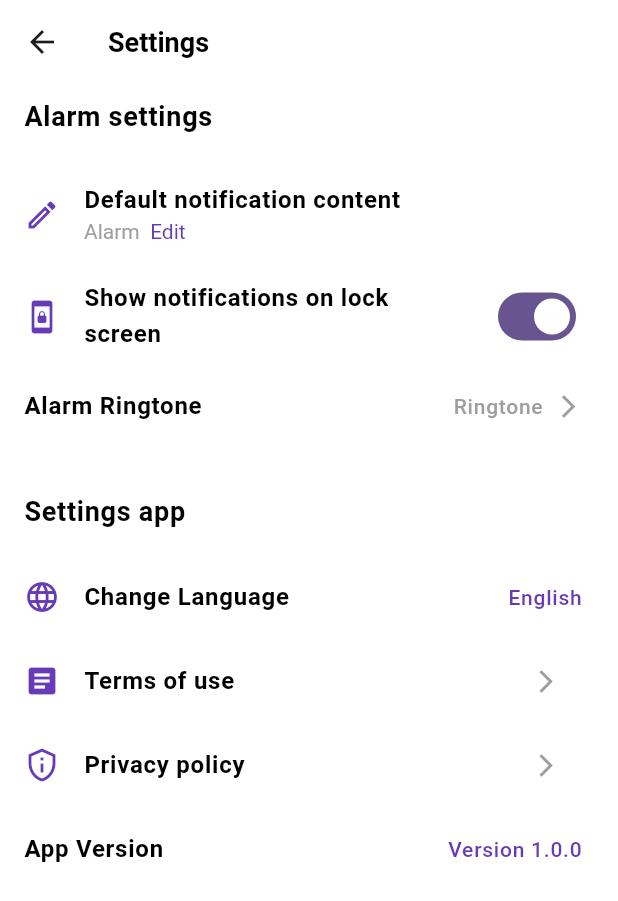
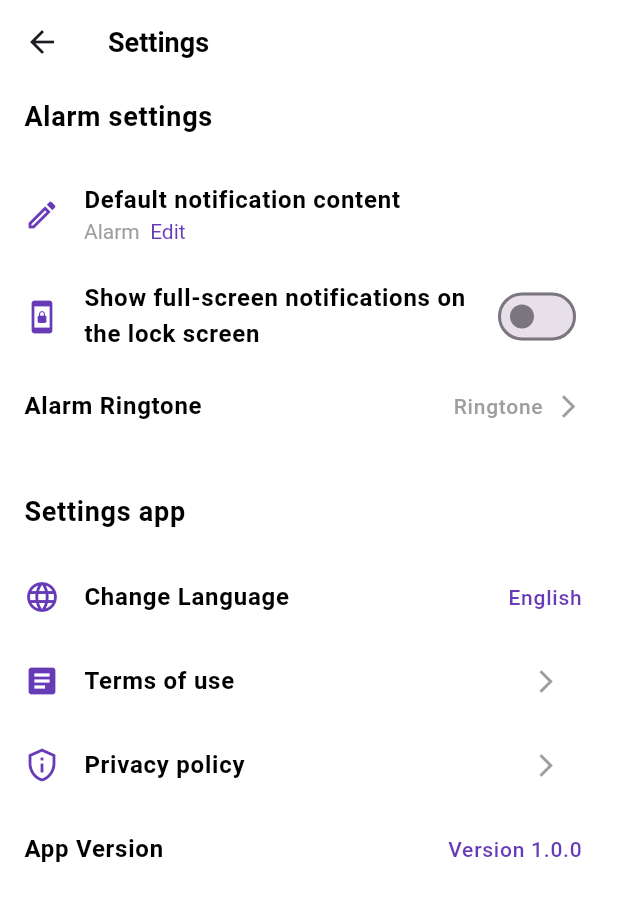
Before and after one commit to jeremienguyen20798/smart_clock, a Flutter app: the screen it shows after launch, after a tap on the "more vert" icon, on a phone screen of 412 x 824 dp. Shown: the top 901 px of the screen. Run offline on Flutter 3.47's test engine with Material 3 defaults, Android fonts, the phone set to English and light mode, and no system bars; our stand-ins replace bloc, easy_localization, equatable, firebase_core, firebase_remote_config, flutter_bloc and 8 more; missing offline and left inert: android_power_manager; accounts and stored records are empty; project files that could hold a hidden picture were left out.

Commit message:
commit code.

```diff
--- a/assets/translations/en-US.json
+++ b/assets/translations/en-US.json
@@ -37,5 +37,7 @@
     "privacyPolicy": "Privacy policy",
     "termsOfUse": "Terms of use",
     "settingAlarm": "Alarm settings",
-    "displayAlarmInLockScreen": "Show notifications on lock screen"
+    "displayAlarmInLockScreen": "Show full-screen notifications on the lock screen",
+    "upgradePro": "Upgrade Pro",
+    "translateWithAI": "Translate languages with AI"
 }
--- a/assets/translations/vi-VN.json
+++ b/assets/translations/vi-VN.json
@@ -37,5 +37,7 @@
     "privacyPolicy": "Chính sách bảo mật",
     "termsOfUse": "Điều khoản sử dụng",
     "settingAlarm": "Cài đặt báo thức",
-    "displayAlarmInLockScreen": "Hiện thị thông báo ở màn hình khoá"
+    "displayAlarmInLockScreen": "Hiện thị thông báo toàn màn hình ở màn hình khoá",
+    "upgradePro": "Nâng cấp Pro",
+    "translateWithAI": "Dịch ngôn ngữ với AI"
 }
--- a/lib/features/home/view/home_view.dart
+++ b/lib/features/home/view/home_view.dart
@@ -73,6 +73,12 @@ class HomeView extends StatelessWidget {
                   fontWeight: FontWeight.bold,
                 )),
             actions: [
+              kDebugMode
+                  ? IconButton(
+                      onPressed: () {},
+                      icon: const Icon(Icons.g_translate,
+                          color: Colors.deepPurple))
+                  : const SizedBox(),
               IconButton(
                   onPressed: () {
                     Navigator.push(
@@ -97,7 +103,24 @@ class HomeView extends StatelessWidget {
                   : AlarmList(alarmList: alarmList, deleteList: deleteAlarms),
           floatingActionButton: isDelete
               ? null
-              : MaterialButton(
+              : Column(
+                  crossAxisAlignment: CrossAxisAlignment.start,
+                  mainAxisSize: MainAxisSize.min,
+                  children: [
+                    kDebugMode
+                        ? MaterialButton(
+                            elevation: 2.5,
+                            minWidth: 56.0,
+                            height: 56.0,
+                            color: Colors.deepPurple,
+                            shape: RoundedRectangleBorder(
+                                borderRadius: BorderRadius.circular(100.0)),
+                            onPressed: () {},
+                            child: const Icon(Icons.event, color: Colors.white),
+                          )
+                        : const SizedBox(),
+                    const SizedBox(height: 12.0),
+                    MaterialButton(
                       elevation: 2.5,
                       minWidth: 56.0,
                       height: 56.0,
@@ -109,16 +132,20 @@ class HomeView extends StatelessWidget {
                           DialogUtils.showAlertDialog(
                               context, 'warning'.tr(), 'warningContent'.tr(),
                               () async {
-                        isShowDialog =
-                            await BatterySaverUtils.openBatterySaverSetting();
+                            isShowDialog = await BatterySaverUtils
+                                .openBatterySaverSetting();
                           });
                         } else {
-                      context.read<HomeBloc>().add(OnGetTextFromSpeechEvent());
+                          context
+                              .read<HomeBloc>()
+                              .add(OnGetTextFromSpeechEvent());
                         }
                       },
                       child: kDebugMode
                           ? const Icon(Icons.add)
                           : const Icon(Icons.mic),
+                    ),
+                  ],
                 ),
           persistentFooterAlignment: AlignmentDirectional.center,
           persistentFooterButtons: isDelete
--- a/lib/features/settings/bloc/settings_bloc.dart
+++ b/lib/features/settings/bloc/settings_bloc.dart
@@ -1,3 +1,4 @@
+import 'package:flutter/services.dart';
 import 'package:flutter_bloc/flutter_bloc.dart';
 import 'package:shared_preferences/shared_preferences.dart';
 import 'package:smart_clock/core/constants/app_constants.dart';
@@ -8,10 +9,12 @@ import 'package:url_launcher/url_launcher.dart';
 
 class SettingsBloc extends Bloc<SettingsEvent, SettingsState> {
   final prefs = getIt.get<SharedPreferences>();
+  final channel = const MethodChannel('smart_lock_channel');
 
   SettingsBloc() : super(InitSettingState()) {
     on<OnGetDefaultConfigsEvent>(_onGetDefaultConfigs);
     on<OnPrivacyPolicyEvent>(_onPrivacyPolicy);
+    on<OnFullScreenNotificationEvent>(_onFullScreenNotification);
   }
 
   void _onGetDefaultConfigs(
@@ -23,4 +26,9 @@ class SettingsBloc extends Bloc<SettingsEvent, SettingsState> {
       OnPrivacyPolicyEvent event, Emitter<SettingsState> emitter) async {
     launchUrl(Uri.parse(AppConstants.privacyPolicyUrl));
   }
+
+  void _onFullScreenNotification(
+      OnFullScreenNotificationEvent event, Emitter<SettingsState> emitter) {
+    channel.invokeMethod('openAppSettings');
+  }
 }
--- a/lib/features/settings/bloc/settings_event.dart
+++ b/lib/features/settings/bloc/settings_event.dart
@@ -3,3 +3,5 @@ abstract class SettingsEvent {}
 class OnGetDefaultConfigsEvent extends SettingsEvent {}
 
 class OnPrivacyPolicyEvent extends SettingsEvent {}
+
+class OnFullScreenNotificationEvent extends SettingsEvent {}
--- a/lib/features/settings/view/settings_view.dart
+++ b/lib/features/settings/view/settings_view.dart
@@ -1,3 +1,4 @@
+//import 'package:android_intent_plus/android_intent.dart';
 import 'package:easy_localization/easy_localization.dart';
 import 'package:flutter/gestures.dart';
 import 'package:flutter/material.dart';
@@ -88,6 +89,11 @@ class SettingsView extends StatelessWidget {
                         ])),
                   ),
                   ListTile(
+                    onTap: () {
+                      context
+                          .read<SettingsBloc>()
+                          .add(OnFullScreenNotificationEvent());
+                    },
                     leading: const Icon(Icons.screen_lock_portrait_outlined,
                         color: Colors.deepPurple),
                     contentPadding: EdgeInsets.zero,
@@ -97,7 +103,13 @@ class SettingsView extends StatelessWidget {
                           color: Colors.black,
                           fontWeight: FontWeight.bold,
                         )),
-                    trailing: Switch(value: true, onChanged: (value) {}),
+                    trailing: Switch(
+                        value: false,
+                        onChanged: (value) {
+                          context
+                              .read<SettingsBloc>()
+                              .add(OnFullScreenNotificationEvent());
+                        }),
                   ),
                   ListTile(
                     contentPadding: EdgeInsets.zero,
--- a/pubspec.yaml
+++ b/pubspec.yaml
@@ -64,6 +64,7 @@ dependencies:
   # in_app_purchase: ^3.2.0
   easy_localization: ^3.0.7
   url_launcher: ^6.3.1
+  android_intent_plus: ^5.2.1
 
 dev_dependencies:
   flutter_test:
```
Also changed, not shown: lib/shared/widgets/change_language.dart (+24 -1 lines), pubspec.lock, 5 other files. Lines whose indentation alone changed are shown as unchanged.
